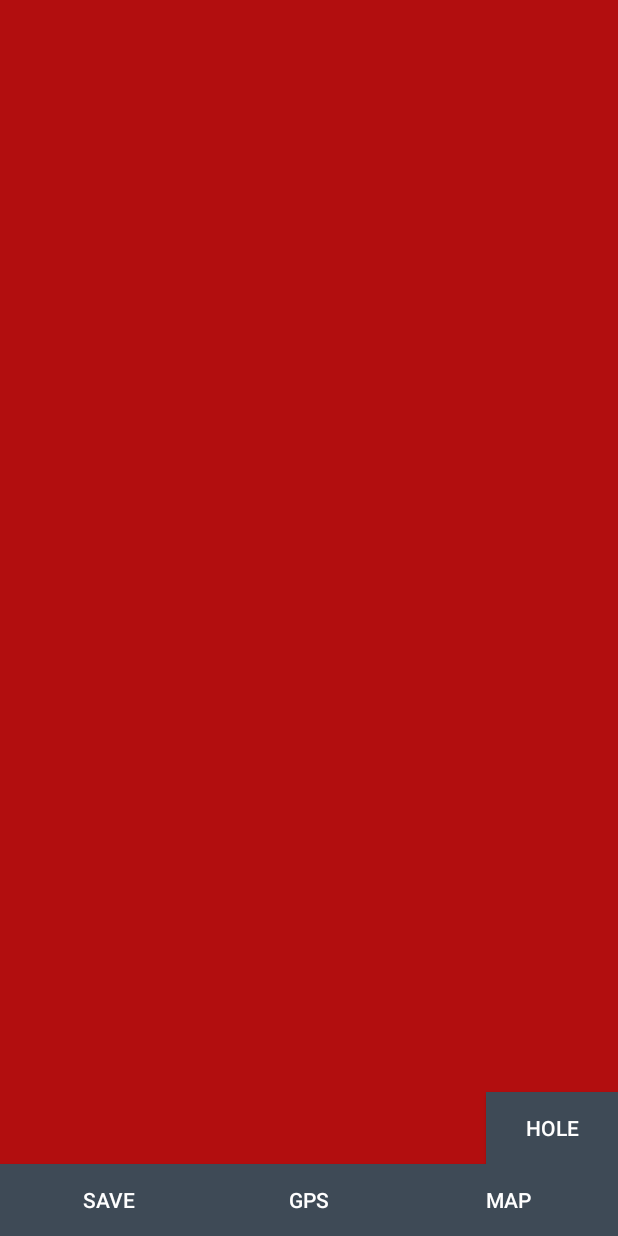
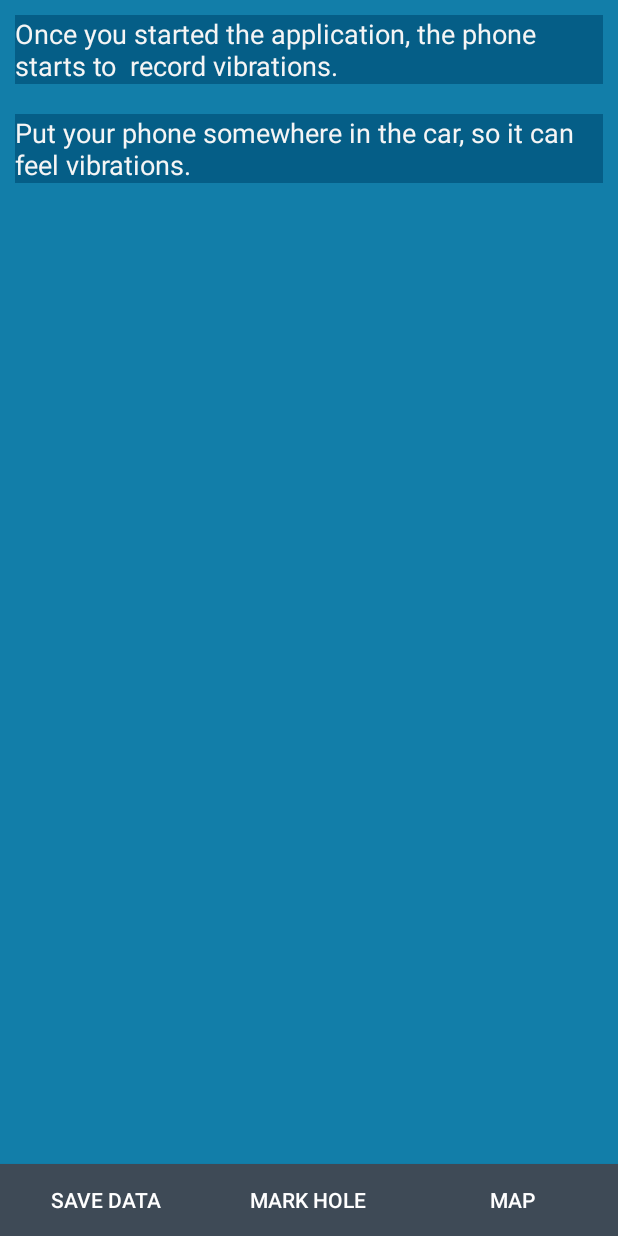
Before and after one commit to stefanavram/RG, an Android app: the screen it shows after launch (MainActivity), on a phone screen of 412 x 824 dp. Run offline under Robolectric (Android 15) with nearby library versions, the phone set to English and light mode, and no system bars.

Commit message:
new design

```diff
--- a/TestAccelerometer/app/src/main/java/com/roadgems/testaccelerometer/DataSaver.java
+++ b/TestAccelerometer/app/src/main/java/com/roadgems/testaccelerometer/DataSaver.java
@@ -44,7 +44,7 @@ public class DataSaver {
 
             for (int i = 0; i < sensorData.size(); i++) {
                 AccelData current = sensorData.get(i);
-                out.write(current.getTimestamp() -t0Moment + "," + current.coordinates() + "," + current.averages());
+                out.write(current.getTimestamp() - t0Moment + "," + current.coordinates() + "," + current.averages());
                 out.write("\n");
             }
             out.close();
--- a/TestAccelerometer/app/src/main/java/com/roadgems/testaccelerometer/MainActivity.java
+++ b/TestAccelerometer/app/src/main/java/com/roadgems/testaccelerometer/MainActivity.java
@@ -8,6 +8,10 @@ import android.content.Intent;
 import android.os.AsyncTask;
 import android.os.Bundle;
 import android.view.View;
+import android.webkit.GeolocationPermissions;
+import android.webkit.WebChromeClient;
+import android.webkit.WebSettings;
+import android.webkit.WebView;
 import android.widget.TextView;
 import android.widget.Toast;
 
@@ -29,30 +33,61 @@ public class MainActivity extends Activity {
 
     GPSTracker gps;
     TextView outputView;
-
-
     private ProgressDialog progress;
-
+    WebView myWebView;
+    private boolean mapToggle = false;
+    private boolean saveDataToggle = false;
 
     @Override
     public void onCreate(Bundle savedInstanceState) {
         super.onCreate(savedInstanceState);
         setContentView(R.layout.activity_main);
         outputView = (TextView) findViewById(R.id.showOutput);
+        startService(new Intent(this, Vibrations.class));
 
+        myWebView = (WebView) findViewById(R.id.webView);
+        myWebView.setVisibility(View.INVISIBLE);
+        WebSettings webSettings = myWebView.getSettings();
+        webSettings.setJavaScriptEnabled(true);
+        webSettings.setAppCacheEnabled(true);
+        webSettings.setDatabaseEnabled(true);
+        webSettings.setDomStorageEnabled(true);
+        webSettings.setGeolocationEnabled(true);
+        myWebView.setWebChromeClient(new WebChromeClient() {
+            public void onGeolocationPermissionsShowPrompt(String origin, GeolocationPermissions.Callback callback) {
+                callback.invoke(origin, true, false);
+            }
+        });
+    }
 
-        startService(new Intent(this, Vibrations.class));
+    public void saveData(View view) {
+        if (saveDataToggle == true) {
+            Toast.makeText(getApplicationContext(), "Saving data..", Toast.LENGTH_SHORT).show();
+            startService(new Intent(this, Vibrations.class));
+            saveDataToggle = false;
+        } else {
+            saveDataToggle = true;
+            stopService(new Intent(this, Vibrations.class));
+        }
+    }
+
+    public void displayMap(View view) {
+        if (mapToggle == false) {
+            myWebView.loadUrl("https://roadgems.go.ro/map.html");
+            myWebView.setVisibility(View.VISIBLE);
+            mapToggle = true;
+        } else {
+            myWebView.setVisibility(View.INVISIBLE);
+            mapToggle = false;
+        }
 
     }
 
-    public void saveData(View view) {
+    @Override
+    protected void onDestroy() {
+        super.onDestroy();
         stopService(new Intent(this, Vibrations.class));
-    }
-
-    public void displayMap(View view) {
-
-        Intent myIntent = new Intent(view.getContext(), Map.class);
-        startActivityForResult(myIntent, 0);
+        stopService(new Intent(this, GPSTracker.class));
     }
 
     public void hole(View view) {
@@ -75,11 +110,6 @@ public class MainActivity extends Activity {
             gps.showSettingsAlert();
         }
     }
-
-    public void postData(View view) {
-        //new PostClass(this).execute(String.valueOf(lat), String.valueOf(lng), "Put");
-    }
-
 
     private class PostClass extends AsyncTask<String, Void, Void> {
         private String http = "https://roadgems.go.ro/create_pothole.php";
--- a/TestAccelerometer/app/src/main/java/com/roadgems/testaccelerometer/Map.java
+++ b/TestAccelerometer/app/src/main/java/com/roadgems/testaccelerometer/Map.java
@@ -13,18 +13,6 @@ public class Map extends AppCompatActivity {
     protected void onCreate(Bundle savedInstanceState) {
         super.onCreate(savedInstanceState);
         setContentView(R.layout.activity_map);
-        WebView myWebView = (WebView) findViewById(R.id.webview);
-        WebSettings webSettings = myWebView.getSettings();
-        webSettings.setJavaScriptEnabled(true);
-        webSettings.setAppCacheEnabled(true);
-        webSettings.setDatabaseEnabled(true);
-        webSettings.setDomStorageEnabled(true);
-        webSettings.setGeolocationEnabled(true);
-        myWebView.setWebChromeClient(new WebChromeClient() {
-            public void onGeolocationPermissionsShowPrompt(String origin, GeolocationPermissions.Callback callback) {
-                callback.invoke(origin, true, false);
-            }
-        });
-        myWebView.loadUrl("https://roadgems.go.ro/map.html");
+
     }
 }
--- a/TestAccelerometer/app/src/main/java/com/roadgems/testaccelerometer/Vibrations.java
+++ b/TestAccelerometer/app/src/main/java/com/roadgems/testaccelerometer/Vibrations.java
@@ -31,14 +31,11 @@ import java.util.TimerTask;
 public class Vibrations extends Service implements SensorEventListener {
 
 
-    static final double THRESHOLD = 1;
-    protected float[] highFiltered = new float[3];
-    protected float[] lowFiltered = new float[3];
+    static final double THRESHOLD = 0.8;
     private boolean started = false;
     private SensorManager mSensorManager;
     private Sensor mAccelerometer;
     private ArrayList<AccelData> sensorData;
-    private Filter filters = new Filter();
     private Average avg_x = new Average();
     private Average avg_y = new Average();
     private Average avg_z = new Average();
@@ -54,24 +51,10 @@ public class Vibrations extends Service implements SensorEventListener {
         mSensorManager.registerListener(this, mAccelerometer, SensorManager.SENSOR_DELAY_NORMAL);
         sensorData = new ArrayList<>();
         started = true;
-        filters = new Filter();
         gps = new GPSTracker(Vibrations.this);
         timer = new Timer();
 
-        timer.schedule(new TimerTask() {
-            public void run() {
-                if (holeDetected == true) {
-                    if (gps.canGetLocation()) {
-
-                        double latitude = gps.getLatitude();
-                        double longitude = gps.getLongitude();
-
-                        new PostClass(Vibrations.this).execute(String.valueOf(latitude), String.valueOf(longitude), String.valueOf(System.currentTimeMillis()));
-                    }
-                    holeDetected = false;
-                }
-            }
-        }, 0, 2 * 1000); // 2 seconds
+        timer.schedule(new HoleTimer(), 0, 2 * 1000); // 2 seconds
     }
 
     @Override
@@ -105,6 +88,7 @@ public class Vibrations extends Service implements SensorEventListener {
         DataSaver dataSaver = new DataSaver();
         dataSaver.save("save.csv", false, sensorData, getBaseContext());
         started = false;
+
     }
 
     @Nullable
@@ -113,6 +97,20 @@ public class Vibrations extends Service implements SensorEventListener {
         return null;
     }
 
+    private class HoleTimer extends TimerTask {
+        public void run() {
+            if (holeDetected) {
+                if (gps.canGetLocation()) {
+
+                    double latitude = gps.getLatitude();
+                    double longitude = gps.getLongitude();
+
+                    new PostClass(Vibrations.this).execute(String.valueOf(latitude), String.valueOf(longitude), String.valueOf(System.currentTimeMillis()));
+                }
+                holeDetected = false;
+            }
+        }
+    }
 
     private class PostClass extends AsyncTask<String, Void, Void> {
         private String http = "https://roadgems.go.ro/create_pothole.php";
--- /dev/null
+++ b/TestAccelerometer/app/src/main/res/drawable/round_button.xml
@@ -0,0 +1,13 @@
+<?xml version="1.0" encoding="utf-8"?>
+<selector xmlns:android="http://schemas.android.com/apk/res/android">
+    <item android:state_pressed="false">
+        <shape android:shape="oval">
+            <solid android:color="#375baf" />
+        </shape>
+    </item>
+    <item android:state_pressed="true">
+        <shape android:shape="oval">
+            <solid android:color="#c20586" />
+        </shape>
+    </item>
+</selector>
--- /dev/null
+++ b/TestAccelerometer/app/src/main/res/layout-land/content_main.xml
@@ -0,0 +1,102 @@
+<?xml version="1.0" encoding="utf-8"?>
+<RelativeLayout xmlns:android="http://schemas.android.com/apk/res/android"
+    android:layout_width="fill_parent"
+    android:layout_height="fill_parent"
+    android:background="@color/view_bg"
+    android:weightSum="1"
+    android:gravity="center_vertical|center_horizontal">
+
+    <Button
+        android:layout_width="70dp"
+        android:layout_height="70dp"
+        android:text="Save\nData"
+        android:id="@+id/btnSave"
+        android:layout_gravity="center_horizontal"
+        android:onClick="saveData"
+        android:background="@drawable/round_button"
+        android:textColor="@color/white"
+        android:layout_alignParentBottom="true"
+        android:layout_alignLeft="@+id/textView"
+        android:layout_alignStart="@+id/textView"
+        android:layout_marginLeft="3dp"
+        android:layout_marginBottom="3dp" />
+
+    <Button
+        android:layout_width="70dp"
+        android:layout_height="70dp"
+        android:text="Map"
+        android:id="@+id/map"
+        android:layout_gravity="center_horizontal"
+        android:background="@drawable/round_button"
+        android:textColor="@color/white"
+        android:onClick="displayMap"
+        android:layout_alignParentBottom="true"
+        android:layout_alignParentRight="true"
+        android:layout_alignParentEnd="true"
+        android:layout_marginRight="3dp"
+        android:layout_marginBottom="3dp" />
+
+    <Button
+        android:layout_width="70dp"
+        android:layout_height="70dp"
+        android:text="Mark Hole"
+        android:id="@+id/hole"
+        android:layout_gravity="center_horizontal"
+        android:background="@drawable/round_button"
+        android:textColor="@color/white"
+        android:onClick="hole"
+        android:layout_alignBottom="@+id/btnSave"
+        android:layout_centerHorizontal="true"
+        android:layout_marginBottom="3dp" />
+
+    <TextView
+        android:layout_width="wrap_content"
+        android:layout_height="wrap_content"
+        android:id="@+id/showOutput"
+        android:background="@color/text_message"
+        android:textColor="#f5f5f5"
+        android:layout_marginTop="20dp"
+        android:layout_below="@+id/textView3"
+        android:layout_centerHorizontal="true" />
+
+    <TextView
+        android:layout_width="wrap_content"
+        android:layout_height="wrap_content"
+        android:textAppearance="?android:attr/textAppearanceMedium"
+        android:text="Once you started the application, the phone starts to  record vibrations. "
+        android:id="@+id/textView"
+        android:layout_marginTop="26dp"
+        android:typeface="sans"
+        android:textColor="#f5f5f5"
+        android:background="@color/text_message"
+        android:layout_alignParentTop="true"
+        android:layout_alignParentLeft="true"
+        android:layout_alignParentStart="true" />
+
+    <TextView
+        android:layout_width="wrap_content"
+        android:layout_height="wrap_content"
+        android:textAppearance="?android:attr/textAppearanceMedium"
+        android:id="@+id/textView3"
+        android:typeface="sans"
+        android:textColor="#f5f5f5"
+        android:text="Put your phone somewhere in the car, so it can feel vibrations."
+        android:background="@color/text_message"
+        android:layout_marginTop="20dp"
+        android:layout_below="@+id/textView"
+        android:layout_centerHorizontal="true" />
+
+    <WebView xmlns:android="http://schemas.android.com/apk/res/android"
+        android:id="@+id/webView"
+        android:layout_width="fill_parent"
+        android:layout_height="fill_parent"
+        android:layout_alignWithParentIfMissing="true"
+        android:visibility="invisible"
+        android:layout_alignParentBottom="true"
+        android:layout_alignParentRight="true"
+        android:layout_alignParentEnd="true"
+        android:layout_alignParentTop="true"
+        android:layout_alignParentLeft="true"
+        android:layout_alignParentStart="true" />
+
+</RelativeLayout>
--- a/TestAccelerometer/app/src/main/res/layout/activity_main.xml
+++ b/TestAccelerometer/app/src/main/res/layout/activity_main.xml
@@ -9,8 +9,7 @@
 
     <android.support.design.widget.AppBarLayout
         android:layout_width="match_parent"
-        android:layout_height="wrap_content"
-        android:theme="@style/AppTheme">
+        android:layout_height="wrap_content">
 
     </android.support.design.widget.AppBarLayout>
 
--- a/TestAccelerometer/app/src/main/res/layout/content_main.xml
+++ b/TestAccelerometer/app/src/main/res/layout/content_main.xml
@@ -8,7 +8,7 @@
     <Button
         android:layout_width="wrap_content"
         android:layout_height="wrap_content"
-        android:text="Save"
+        android:text="Save data"
         android:id="@+id/btnSave"
         android:layout_gravity="center_horizontal"
         android:onClick="saveData"
@@ -17,20 +17,9 @@
         android:layout_alignParentBottom="true"
         android:layout_alignParentLeft="true"
         android:layout_alignParentStart="true"
-        android:layout_toLeftOf="@+id/btnGps"
-        android:layout_toStartOf="@+id/btnGps" />
-
-    <Button
-        android:layout_width="120dp"
-        android:layout_height="wrap_content"
-        android:text="GPS"
-        android:id="@+id/btnGps"
-        android:layout_gravity="right"
-        android:background="@color/btn_bg"
-        android:textColor="@color/white"
-        android:onClick="gps"
-        android:layout_alignParentBottom="true"
-        android:layout_centerHorizontal="true" />
+        android:layout_toLeftOf="@+id/hole"
+        android:layout_toStartOf="@+id/hole"
+        android:layout_alignTop="@+id/hole" />
 
     <Button
         android:layout_width="wrap_content"
@@ -44,29 +33,64 @@
         android:layout_alignParentBottom="true"
         android:layout_alignParentRight="true"
         android:layout_alignParentEnd="true"
-        android:layout_toRightOf="@+id/btnGps"
-        android:layout_toEndOf="@+id/btnGps" />
+        android:layout_toRightOf="@+id/hole"
+        android:layout_toEndOf="@+id/hole" />
 
     <Button
-        android:layout_width="wrap_content"
+        android:layout_width="130dp"
         android:layout_height="wrap_content"
-        android:text="Hole"
+        android:text="Mark Hole"
         android:id="@+id/hole"
         android:layout_gravity="center_horizontal"
         android:background="@color/btn_bg"
         android:textColor="@color/white"
         android:onClick="hole"
-        android:layout_above="@+id/btnGps"
-        android:layout_alignParentRight="true"
-        android:layout_alignParentEnd="true" />
+        android:layout_alignParentBottom="true"
+        android:layout_centerHorizontal="true" />
 
     <TextView
         android:layout_width="wrap_content"
         android:layout_height="wrap_content"
         android:id="@+id/showOutput"
-        android:layout_alignParentLeft="true"
-        android:layout_alignParentStart="true"
+        android:background="@color/text_message"
+        android:textColor="#f5f5f5"
+        android:layout_below="@+id/textView3"
+        android:layout_centerHorizontal="true" />
+
+    <TextView
+        android:layout_width="wrap_content"
+        android:layout_height="wrap_content"
+        android:textAppearance="?android:attr/textAppearanceMedium"
+        android:text="Once you started the application, the phone starts to  record vibrations. "
+        android:id="@+id/textView"
+        android:typeface="sans"
+        android:textColor="#f5f5f5"
+        android:background="@color/text_message"
+        android:layout_alignParentTop="true"
         android:layout_alignParentRight="true"
-        android:layout_alignParentEnd="true" />
+        android:layout_alignParentEnd="true"
+        android:layout_margin="10dp" />
+
+    <TextView
+        android:layout_width="wrap_content"
+        android:layout_height="wrap_content"
+        android:textAppearance="?android:attr/textAppearanceMedium"
+        android:id="@+id/textView3"
+        android:typeface="sans"
+        android:textColor="#f5f5f5"
+        android:text="Put your phone somewhere in the car, so it can feel vibrations."
+        android:layout_below="@+id/textView"
+        android:layout_alignRight="@+id/webView"
+        android:layout_alignEnd="@+id/webView"
+        android:layout_margin="10dp"
+        android:background="@color/text_message" />
+
+    <WebView xmlns:android="http://schemas.android.com/apk/res/android"
+        android:id="@+id/webView"
+        android:layout_width="fill_parent"
+        android:layout_height="fill_parent"
+        android:layout_centerHorizontal="true"
+        android:layout_above="@+id/btnSave"
+        android:visibility="invisible" />
 
 </RelativeLayout>
--- a/TestAccelerometer/app/src/main/res/values/colors.xml
+++ b/TestAccelerometer/app/src/main/res/values/colors.xml
@@ -4,7 +4,8 @@
     <color name="colorPrimaryDark">#303F9F</color>
     <color name="colorAccent">#FF4081</color>
 
-    <color name="view_bg">#b20e0f</color>
+    <color name="view_bg">#127ea9</color>
     <color name="white">#ffffff</color>
     <color name="btn_bg">#3e4a56</color>
+    <color name="text_message">#055e87</color>
 </resources>
```
